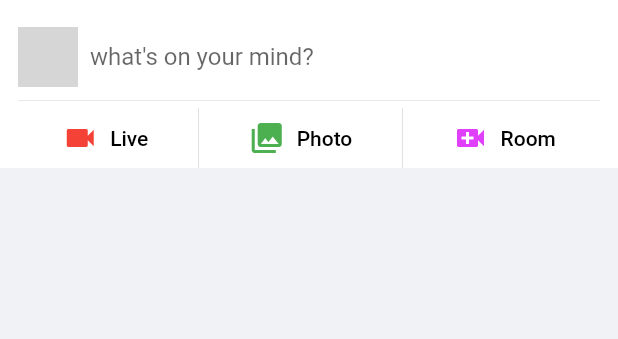
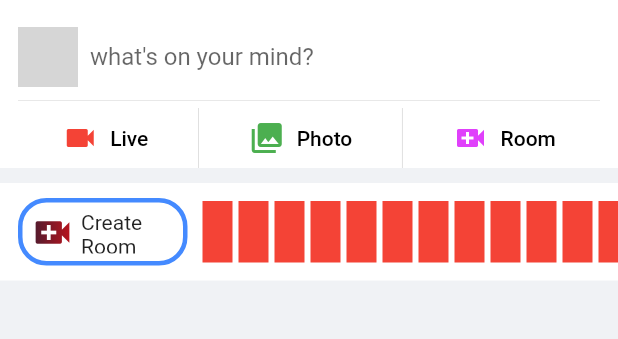
Before and after one commit to Sabik-Kavungal/facebook-clone, a Flutter app: the screen it shows after launch, on a phone screen of 412 x 824 dp, the part 75-414 px from its top. Run offline on Flutter 3.47's test engine with Material 2 defaults, Android fonts, the phone set to English and light mode, and no system bars; network calls fail; grey boxes are pictures that could not be loaded.

Commit message:
rooms page designing done

```diff
--- a/lib/screens/home_screen.dart
+++ b/lib/screens/home_screen.dart
@@ -4,6 +4,7 @@ import 'package:flutter/material.dart';
 import 'package:flutter/services.dart';
 import '../widgets/circle_button.dart';
 import '../widgets/create_post_container.dart';
+import '../widgets/rooms.dart';
 
 class HomeScreen extends StatelessWidget {
   const HomeScreen({Key? key}) : super(key: key);
@@ -47,14 +48,21 @@ class _CustomAppBar extends StatelessWidget {
             CircleButton(
               icon: Icons.message_outlined,
               iconSize: 30.0,
-              onPressed: () => print('Search'),
+              onPressed: () => print('Message'),
             )
           ],
           systemOverlayStyle: SystemUiOverlayStyle.dark,
         ),
         const SliverToBoxAdapter(
           child: CreatePostContainer(currentUser: currentUser),
-        )
+        ),
+        SliverPadding(
+          padding: const EdgeInsets.fromLTRB(0.0, 10.0, 0.0, 5.0),
+          sliver: SliverToBoxAdapter(
+
+            child: Rooms(onlineUsers: onlineUsers),
+          ),
+        ),
       ],
     );
   }
--- a/lib/widgets/circle_button.dart
+++ b/lib/widgets/circle_button.dart
@@ -15,7 +15,9 @@ class CircleButton extends StatelessWidget {
     return Container(
       margin: const EdgeInsets.all(6.0),
       decoration:
-           BoxDecoration(color: Colors.grey[200], shape: BoxShape.circle),
+          BoxDecoration(
+              color: Colors.grey[200],
+              shape: BoxShape.circle),
       child: IconButton(
         onPressed: onPressed,
         icon: Icon(
--- /dev/null
+++ b/lib/widgets/rooms.dart
@@ -0,0 +1,67 @@
+import 'package:flutter/material.dart';
+import '../config/global_variables.dart';
+import '../models/user_model.dart';
+
+class Rooms extends StatelessWidget {
+  const Rooms({Key? key, required this.onlineUsers}) : super(key: key);
+  final List<User> onlineUsers;
+  @override
+  Widget build(BuildContext context) {
+    return Container(
+      height: 65.0,
+      color: Colors.white,
+      child: ListView.builder(
+          padding: const EdgeInsets.symmetric(vertical: 10.0, horizontal: 4.0),
+          scrollDirection: Axis.horizontal,
+          itemCount: 1 + onlineUsers.length,
+          itemBuilder: (context, index) {
+            if (index == 0) {
+              return const Padding(
+                padding: EdgeInsets.symmetric(horizontal: 8.0),
+                child: _CreateRoomButton(),
+              );
+            }
+            return Container(
+              margin: const EdgeInsets.all(2.0),
+              height: 20.0,
+              width: 20.0,
+              color: Colors.red,
+            );
+          }),
+    );
+  }
+}
+
+class _CreateRoomButton extends StatelessWidget {
+  const _CreateRoomButton({Key? key}) : super(key: key);
+  @override
+  Widget build(BuildContext context) {
+    return Container(
+      width: 113,
+      padding: const EdgeInsets.all(5.0),
+      decoration: BoxDecoration(
+          color: Colors.white,
+          border: Border.all(color: Colors.blueAccent, width: 3.0),
+          borderRadius: const BorderRadius.all(Radius.circular(19.0))),
+      child: Center(
+        child: Row(
+          children: [
+            ShaderMask(
+              shaderCallback: (rect) =>
+                  GlobalVariable.createRoomGradient.createShader(rect),
+              child: const Icon(
+                Icons.video_call,
+                size: 30.0,
+                color: Colors.red,
+              ),
+            ),
+            const SizedBox(
+              width: 4.0,
+            ),
+            const Text("Create\nRoom")
+          ],
+        ),
+      ),
+    );
+  }
+}
```
Also changed, not shown: lib/screens/screens.dart (line endings or trailing spaces).
